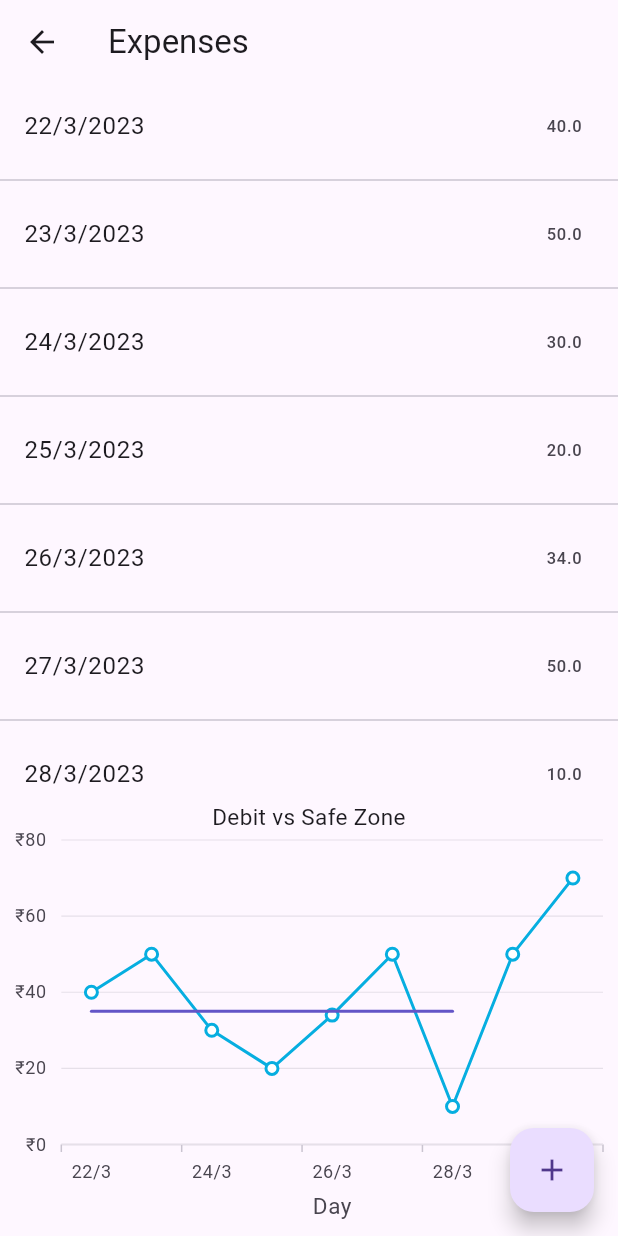
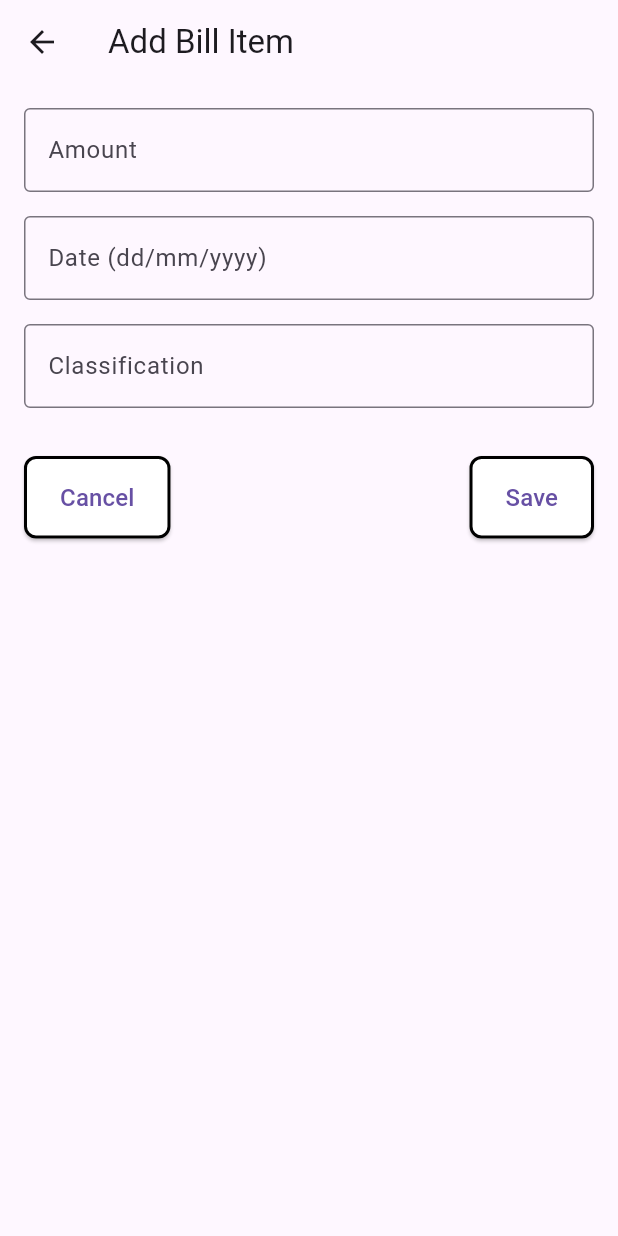
Before and after one commit to Santhosh1209/fintech, a Flutter app: the MyApp screen opened directly, after a tap on the "add" icon, on a phone screen of 412 x 824 dp. Run offline on Flutter 3.47's test engine with Material 2 defaults, Android fonts, the phone set to English and light mode, and no system bars; our stand-ins replace fluttertoast, get_it, google_sign_in, logger, pin_code_fields, syncfusion_flutter_charts; missing offline and left inert: flutter_email_sender, razorpay_flutter.

Commit message:
Added page for manually entering bill amount

```diff
--- a/lib/lists.dart
+++ b/lib/lists.dart
@@ -1,8 +1,8 @@
 import 'package:flutter/material.dart';
 import 'package:get_it/get_it.dart';
 import 'package:syncfusion_flutter_charts/charts.dart';
-
 import 'model/person_data.dart';
+import 'network/adding_bill_item.dart';
 
 void main() {
   runApp(MyApp());
@@ -86,15 +86,25 @@ class _MyAppState extends State<MyApp> {
             ),
           ],
         ),
+        // floatingActionButton: FloatingActionButton(
+        //   onPressed: () {
+        //     setState(() {
+        //       myBaby.addExpense(Expense(DateTime(2023, 3, 29), 30, 50));
+        //       myBaby.addExpense(Expense(DateTime(2023, 3, 30), 20, 70));
+        //     });
+        //   },
+        //   child: Icon(Icons.add),
+        // ),
         floatingActionButton: FloatingActionButton(
-          onPressed: () {
-            setState(() {
-              myBaby.addExpense(Expense(DateTime(2023, 3, 29), 30, 50));
-              myBaby.addExpense(Expense(DateTime(2023, 3, 30), 20, 70));
-            });
+          onPressed: (){
+            Navigator.push(
+              context,
+              MaterialPageRoute(builder: (context) => AddingBillItemPage()),
+            );
           },
           child: Icon(Icons.add),
         ),
+
     );
   }
 }
--- /dev/null
+++ b/lib/network/adding_bill_item.dart
@@ -0,0 +1,112 @@
+import 'package:flutter/material.dart';
+import 'package:get_it/get_it.dart';
+import '../model/person_data.dart';
+
+class AddingBillItemPage extends StatefulWidget {
+  @override
+  _AddingBillItemPageState createState() => _AddingBillItemPageState();
+}
+
+class _AddingBillItemPageState extends State<AddingBillItemPage> {
+  final myBaby = GetIt.instance<PersonData>();
+
+  TextEditingController amountController = TextEditingController();
+  TextEditingController dateController = TextEditingController();
+  TextEditingController classificationController = TextEditingController();
+
+  @override
+  Widget build(BuildContext context) {
+    return Scaffold(
+      appBar: AppBar(
+        title: Text('Add Bill Item'),
+      ),
+      body: Padding(
+        padding: const EdgeInsets.all(16.0),
+        child: Column(
+          crossAxisAlignment: CrossAxisAlignment.stretch,
+          children: [
+            _buildTextField(
+              controller: amountController,
+              label: 'Amount',
+              prefixText: '₹',
+              keyboardType: TextInputType.number,
+            ),
+            const SizedBox(height: 16.0),
+            _buildTextField(
+              controller: dateController,
+              label: 'Date (dd/mm/yyyy)',
+              hintText: 'e.g., 01/12/2023',
+              keyboardType: TextInputType.datetime,
+            ),
+            const SizedBox(height: 16.0),
+            _buildTextField(
+              controller: classificationController,
+              label: 'Classification',
+              hintText: 'e.g., Food, Travel, Health, Home, Others',
+            ),
+            const SizedBox(height: 32.0),
+            Row(
+              mainAxisAlignment: MainAxisAlignment.spaceBetween,
+              children: [
+                _buildButton(
+                  text: 'Cancel',
+                  onPressed: () {
+                    Navigator.pop(context); // Cancel button
+                  },
+                ),
+                _buildButton(
+                  text: 'Save',
+                  onPressed: () {
+                    // TODO: Implement save logic
+                    // Example: myBaby.addExpense(Expense(DateTime(...), amount, 0, classificationController.text));
+                    Navigator.pop(context); // Save button
+                  },
+                ),
+              ],
+            ),
+          ],
+        ),
+      ),
+    );
+  }
+
+  Widget _buildTextField({
+    required TextEditingController controller,
+    required String label,
+    String? hintText,
+    String? prefixText,
+    TextInputType keyboardType = TextInputType.text,
+  }) {
+    return TextField(
+      controller: controller,
+      keyboardType: keyboardType,
+      decoration: InputDecoration(
+        labelText: label,
+        hintText: hintText,
+        prefixText: prefixText,
+        border: OutlineInputBorder(),
+      ),
+    );
+  }
+
+  Widget _buildButton({
+    required String text,
+    required VoidCallback onPressed,
+  }) {
+    return ElevatedButton(
+      onPressed: onPressed,
+      style: ElevatedButton.styleFrom(
+        primary: Colors.white,
+        padding: const EdgeInsets.symmetric(vertical: 16.0, horizontal: 24.0),
+        shape: RoundedRectangleBorder(
+          borderRadius: BorderRadius.circular(8.0),
+          side: BorderSide(color: Colors.black, width: 2.0),
+        ),
+      ),
+      child: Text(
+        text,
+        style: TextStyle(fontSize: 16.0),
+      ),
+    );
+  }
+}
```
